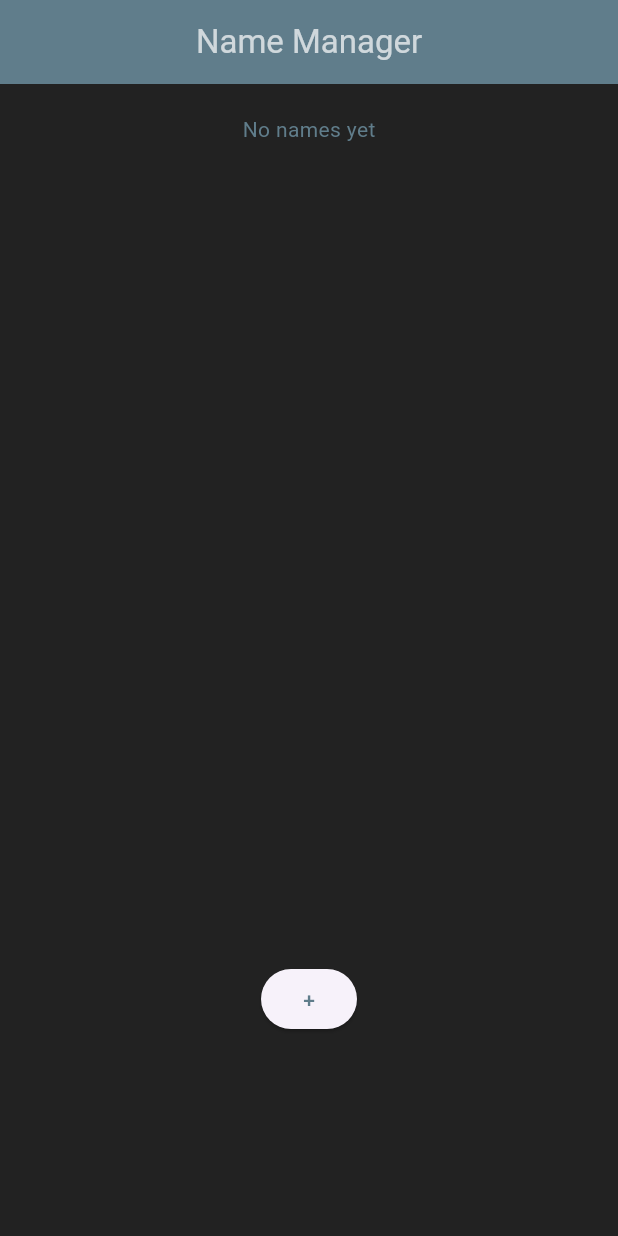
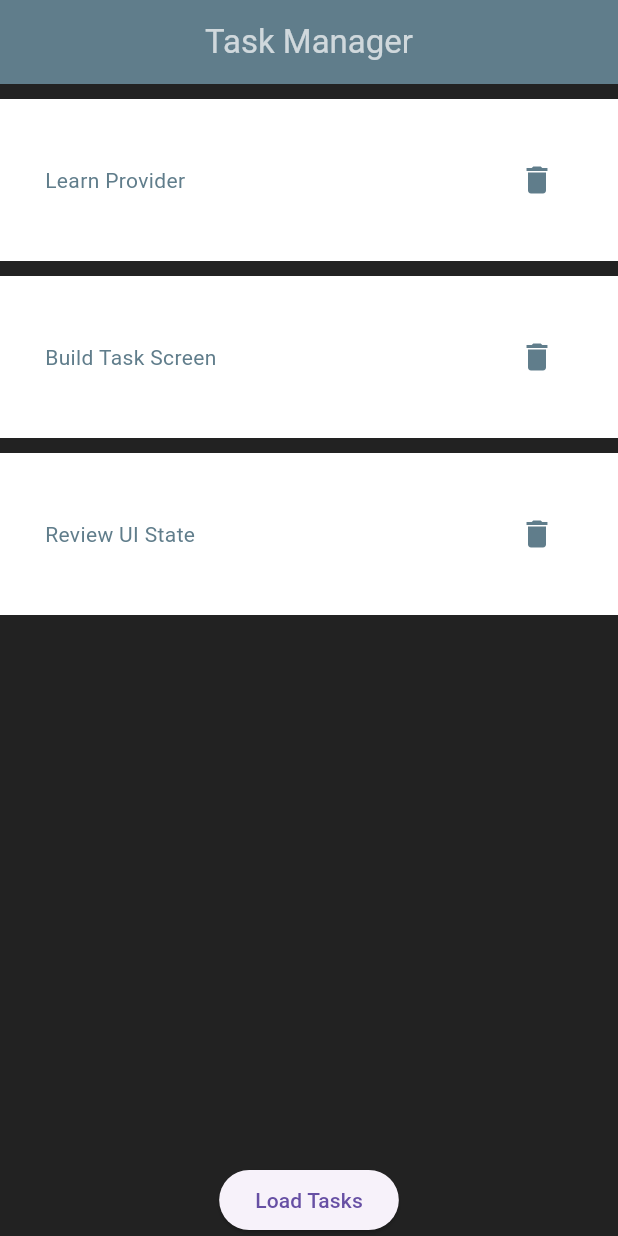
Before and after one commit to tidianecs/NameManager, a Flutter app: the screen it shows after launch, on a phone screen of 412 x 824 dp. Run offline on Flutter 3.47's test engine with Material 3 defaults, Android fonts, the phone set to English and light mode, and no system bars.

Commit message:
Training provider + repository pt1

```diff
--- a/lib/main.dart
+++ b/lib/main.dart
@@ -1,5 +1,7 @@
 import 'package:first_training_mobile/layouts/Provider/FavoriteProvider.dart';
 import 'package:first_training_mobile/layouts/Provider/NameProvider.dart';
+import 'package:first_training_mobile/train/TaskProvider.dart';
+import 'package:first_training_mobile/train/TaskScreen.dart';
 import 'package:flutter/material.dart';
 import 'package:provider/provider.dart';
 import 'layouts/Screen/Home.dart';
@@ -8,7 +10,7 @@ void main() {
   runApp(
     MultiProvider(
       providers: [
-        ChangeNotifierProvider(create: (_) => Nameprovider())
+        ChangeNotifierProvider(create: (_) => Taskprovider() /*Nameprovider()*/)
       ],
       child: const MyApp()
     )
@@ -27,10 +29,11 @@ class MyApp extends StatelessWidget {
     return MaterialApp(
       home: Scaffold(
         appBar: AppBar(
-          title: Title(color: Colors.white, child: Center(child: Text("Name Manager", style: textColor))),
+          title: Title(color: Colors.white, child: Center(child: Text("Task Manager", style: textColor))),
           backgroundColor: Colors.blueGrey,
         ),
-        body: HomeScreen(),
+        body: Taskscreen(),
+        //HomeScreen(),
         backgroundColor: Colors.black87,
       ),
     );
--- /dev/null
+++ b/lib/train/TaskItem.dart
@@ -0,0 +1,28 @@
+import 'package:flutter/material.dart';
+
+class Taskitem extends StatelessWidget {
+  final String task;
+  final VoidCallback delTask;
+  const Taskitem({super.key, required this.task, required this.delTask});
+
+  @override
+  Widget build(BuildContext context) {
+    return Container(
+                  padding: EdgeInsets.all(10),
+                  child: Row(
+                    mainAxisAlignment: MainAxisAlignment.spaceBetween,
+                    children: [
+                      Center(child: Text(task, style: TextStyle(color: Colors.blueGrey))),
+                      Row(
+                        children: [
+                          IconButton(
+                            onPressed: (){delTask();},
+                            icon: Icon(Icons.delete, color: Colors.blueGrey)
+                          )
+                        ],
+                      )
+                    ],
+                  ),
+                );
+  }
+}
--- /dev/null
+++ b/lib/train/TaskList.dart
@@ -0,0 +1,52 @@
+import 'package:first_training_mobile/layouts/Screen/FavNameScreen.dart';
+import 'package:first_training_mobile/train/TaskItem.dart';
+import 'package:flutter/material.dart';
+import 'package:provider/provider.dart';
+
+
+class Tasklist extends StatelessWidget {
+  final List<String> tasks;
+  final Function(int)? delTask;
+  const Tasklist({super.key, required this.tasks, required this.delTask});
+
+  @override
+  Widget build(BuildContext context) {
+        return Flexible(
+          flex: 3,
+          child: ListView.builder(
+            itemCount: tasks.length,
+            itemBuilder: (context, index){
+              return Container(
+                color: Colors.white,
+                margin: EdgeInsets.only(top: 10),
+                padding: EdgeInsets.all(20),
+                child: Taskitem(task: tasks[index], delTask: () => _showDeleteConfirm(context, index))
+              );
+            }
+          )
+        );
+  }
+
+  void _showDeleteConfirm(BuildContext context, int index) {
+    showDialog(
+      context: context,
+      builder: (_) => AlertDialog(
+        title: Text("Delete name"),
+        content: Text("Are you sure you want to delete this name?"),
+        actions: [
+          TextButton(
+            onPressed: () => Navigator.pop(context),
+            child: Text("Cancel"),
+          ),
+          ElevatedButton(
+            onPressed: () {
+              delTask?.call(index);
+              Navigator.pop(context);
+            },
+            child: Text("Delete"),
+          ),
+        ],
+      ),
+    );
+  }
+}
--- /dev/null
+++ b/lib/train/TaskProvider.dart
@@ -0,0 +1,54 @@
+import 'package:first_training_mobile/train/UiState.dart';
+import 'package:flutter/material.dart';
+
+class Taskprovider extends ChangeNotifier{
+  List<String> tasks = [];
+  Uistate state = Uistate.idle;
+  String? errorMessage;
+
+  Future<void> loadTasks() async {
+    state = Uistate.loading;
+    notifyListeners();
+
+    await Future.delayed(const Duration(seconds: 1));
+
+    tasks = [
+      "Learn Provider",
+      "Build Task Screen",
+      "Review UI State"
+    ];
+
+    if (tasks.isEmpty) {
+      state = Uistate.empty;
+    } else {
+      state = Uistate.success;
+    }
+
+    notifyListeners();
+  }
+
+
+  void addTask(String task){
+    if(task.isEmpty){
+      errorMessage = "Task can't be empty";
+      state = Uistate.error;
+      notifyListeners();
+      return;
+    }
+
+    state = Uistate.loading;
+    notifyListeners();
+
+    Future.delayed(Duration(seconds: 1), (){
+      tasks.add(task);
+      state = task.isEmpty ? Uistate.empty : Uistate.success;
+      notifyListeners();
+    });
+  }
+
+  void delTask(int index){
+    tasks.removeAt(index);
+    state = tasks.isEmpty ? Uistate.empty : Uistate.success;
+    notifyListeners();
+  }
+}
--- /dev/null
+++ b/lib/train/TaskScreen.dart
@@ -0,0 +1,57 @@
+import 'package:first_training_mobile/train/TaskList.dart';
+import 'package:first_training_mobile/train/TaskProvider.dart';
+import 'package:first_training_mobile/train/UiState.dart';
+import 'package:flutter/material.dart';
+import 'package:provider/provider.dart';
+
+class Taskscreen extends StatefulWidget {
+  const Taskscreen({super.key});
+
+  @override
+  State<Taskscreen> createState() => _TaskscreenState();
+}
+
+class _TaskscreenState extends State<Taskscreen> {
+  @override
+  void initState() {
+    super.initState();
+
+    Future.microtask(() {
+      context.read<Taskprovider>().loadTasks();
+    });
+  }
+
+  @override
+  Widget build(BuildContext context) {
+    final provider = context.watch<Taskprovider>();
+    return Column(
+      children: [
+        _buildBody(provider),
+        ElevatedButton(
+        onPressed: provider.loadTasks,
+        child: Text("Load Tasks")
+      )
+      ],
+    );
+  }
+}
+
+Widget _buildBody(Taskprovider provider){
+  switch(provider.state){
+    case Uistate.loading:
+      return Text("LOADING", style: TextStyle(color: Colors.white));
+
+    case Uistate.empty:
+      return Text("No name yet", style: TextStyle(color: Colors.white));
+
+    case Uistate.error:
+      return Text("${provider.errorMessage} !");
+
+    case Uistate.success:
+      return Tasklist(tasks: provider.tasks, delTask: provider.delTask);
+
+    case Uistate.idle:
+    default:
+      return Text("Tidiane is the best", style: TextStyle(color: Colors.white));
+  }
+}
--- /dev/null
+++ b/lib/train/UiState.dart
@@ -0,0 +1,7 @@
+enum Uistate {
+  idle,
+  loading,
+  success,
+  empty,
+  error
+}
```
Also changed, not shown: lib/train/FirstProvider.dart (deleted, +0 -15 lines), lib/train/trainLayout.dart (deleted, +0 -28 lines).
